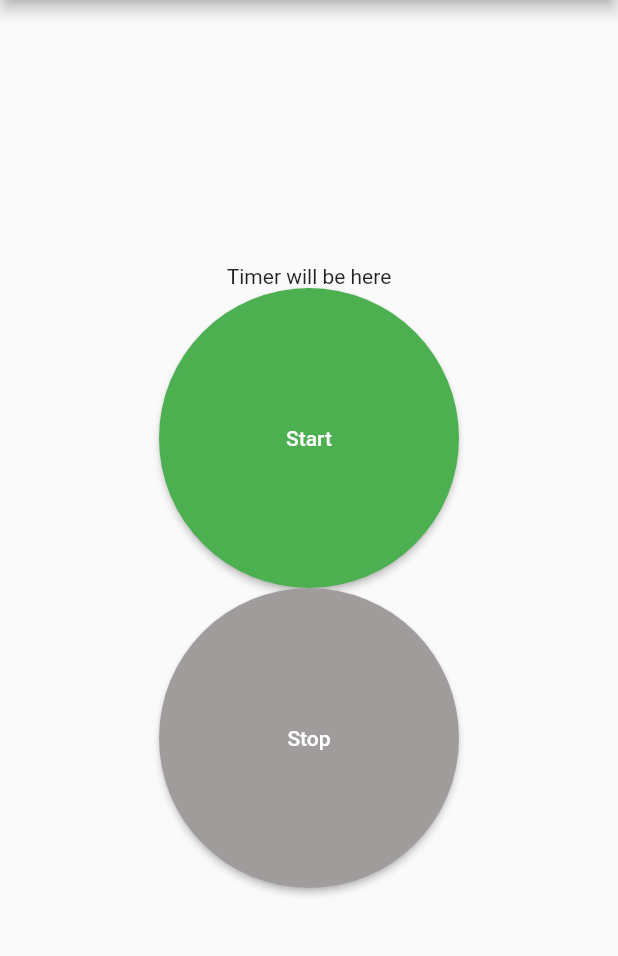
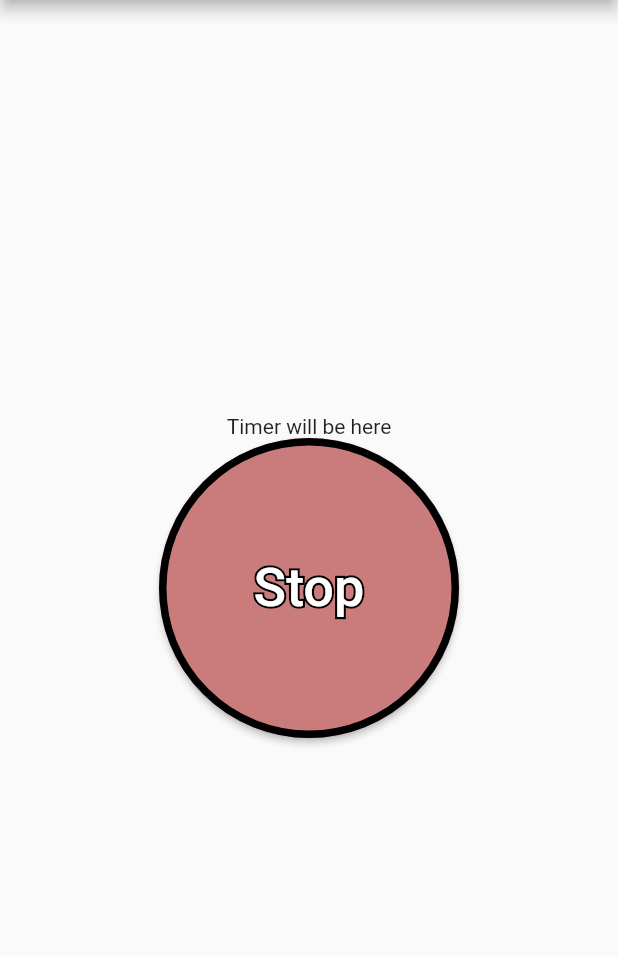
Before and after one commit to ptisserand/flutter_playground, a Flutter app: the screen it shows after launch, after a tap on "Start", on a phone screen of 412 x 824 dp, the part 84-1040 px from its top. Run offline on Flutter 3.47's test engine with Material 2 defaults, Android fonts, the phone set to English and light mode, and no system bars.

Commit message:
animated_button: added switch between Start and Stop button

```diff
--- a/animated_button/lib/main.dart
+++ b/animated_button/lib/main.dart
@@ -1,5 +1,3 @@
-import 'dart:async';
-
 import 'package:flutter/material.dart';
 
 void main() {
@@ -22,10 +20,35 @@ class TestApp extends StatelessWidget {
   }
 }
 
-class TestHomePage extends StatelessWidget {
+class TestHomePage extends StatefulWidget {
   const TestHomePage({Key? key, required this.title}) : super(key: key);
 
   final String title;
+
+  @override
+  State<TestHomePage> createState() => _TestHomePageState();
+}
+
+class _TestHomePageState extends State<TestHomePage> {
+  bool isRunning = false;
+
+  @override
+  void initState() {
+    isRunning = false;
+    super.initState();
+  }
+
+  void onStart() {
+    setState(() {
+      isRunning = true;
+    });
+  }
+
+  void onStop() {
+    setState(() {
+      isRunning = false;
+    });
+  }
 
   @override
   Widget build(BuildContext context) {
@@ -33,20 +56,62 @@ class TestHomePage extends StatelessWidget {
       appBar: AppBar(
         // Here we take the value from the MyHomePage object that was created by
         // the App.build method, and use it to set our appbar title.
-        title: Text(title),
+        title: Text(widget.title),
       ),
       body: Center(
         // Center is a layout widget. It takes a single child and positions it
         // in the middle of the parent.
         child: Column(
           mainAxisAlignment: MainAxisAlignment.center,
-          children: const <Widget>[
-            Text('Timer will be here'),
-            RoundButtonWidget(text: 'Start', color: Colors.green),
-            AnimatedRoundButtonWidget(text: 'Stop', width: 300),
+          children: <Widget>[
+            const Text('Timer will be here'),
+            isRunning
+                ? AnimatedRoundButtonWidget(
+                    text: 'Stop',
+                    width: 300,
+                    onPressed: onStop,
+                  )
+                : RoundButtonWidget(
+                    text: 'Start',
+                    onPressed: onStart,
+                    color: Colors.green,
+                  ),
           ],
         ),
       ), // This trailing comma makes auto-formatting nicer for build methods.
+    );
+  }
+}
+
+class StrokeText extends StatelessWidget {
+  final String text;
+  final double fontSize;
+  final double strokeWidth;
+
+  const StrokeText({
+    Key? key,
+    required this.text,
+    this.fontSize = 36,
+    this.strokeWidth = 3,
+  }) : super(key: key);
+
+  @override
+  Widget build(BuildContext context) {
+    return Stack(
+      children: [
+        Text(text,
+            style: TextStyle(
+              fontSize: fontSize,
+              foreground: Paint()
+                ..style = PaintingStyle.stroke
+                ..strokeWidth = strokeWidth,
+            )),
+        Text(text,
+            style: TextStyle(
+              fontSize: fontSize,
+              color: Colors.white,
+            )),
+      ],
     );
   }
 }
@@ -56,9 +121,11 @@ class RoundButtonWidget extends StatelessWidget {
   final double width;
   final double height;
   final Color color;
+  final VoidCallback onPressed;
 
   const RoundButtonWidget({
     Key? key,
+    required this.onPressed,
     required this.text,
     this.width = 200,
     this.height = 200,
@@ -70,12 +137,15 @@ class RoundButtonWidget extends StatelessWidget {
     return ConstrainedBox(
       constraints: BoxConstraints.tightFor(width: width, height: height),
       child: ElevatedButton(
-        onPressed: () {},
-        child: Text(text),
+        onPressed: onPressed,
+        child: StrokeText(text: text),
         style: ElevatedButton.styleFrom(
-          shape: const CircleBorder(),
-          primary: color,
-        ),
+            shape: const CircleBorder(),
+            primary: color,
+            side: const BorderSide(
+              width: 5.0,
+              color: Colors.black,
+            )),
       ),
     );
   }
@@ -85,10 +155,12 @@ class AnimatedRoundButtonWidget extends StatefulWidget {
   final String text;
   final double width;
   final double height;
+  final VoidCallback onPressed;
 
   const AnimatedRoundButtonWidget({
     Key? key,
     required this.text,
+    required this.onPressed,
     this.width = 200,
     this.height = 200,
   }) : super(key: key);
@@ -112,8 +184,9 @@ class _AnimatedRoundButtonWidgetState extends State<AnimatedRoundButtonWidget>
   @override
   void initState() {
     super.initState();
+    _color = _firstColor;
     _animationController =
-        AnimationController(vsync: this, duration: const Duration(seconds: 3));
+        AnimationController(vsync: this, duration: const Duration(seconds: 2));
     _animationController.repeat(reverse: true);
     _animation = _colorTween.animate(_animationController)
       ..addListener(() {
@@ -129,6 +202,12 @@ class _AnimatedRoundButtonWidgetState extends State<AnimatedRoundButtonWidget>
     super.dispose();
   }
 
+  void pressed() async {
+    _animationController.stop();
+    // call parent
+    widget.onPressed();
+  }
+
   @override
   Widget build(BuildContext context) {
     return RoundButtonWidget(
@@ -136,6 +215,7 @@ class _AnimatedRoundButtonWidgetState extends State<AnimatedRoundButtonWidget>
       color: _color,
       width: widget.width,
       height: widget.height,
+      onPressed: pressed,
     );
   }
 }
```
